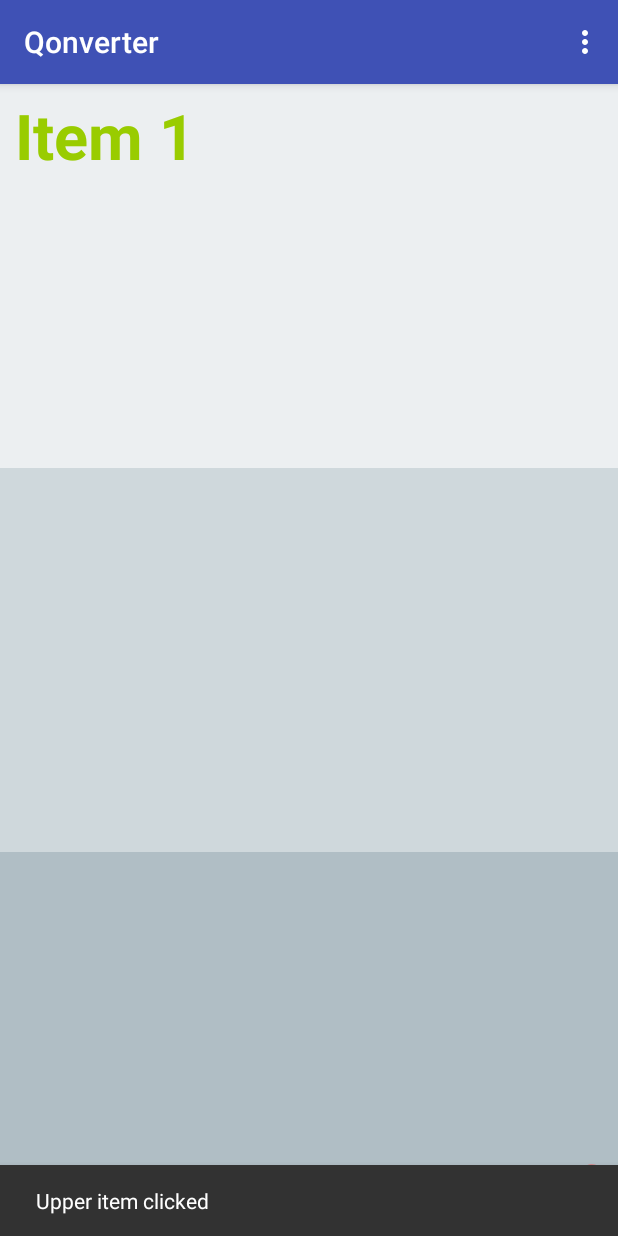
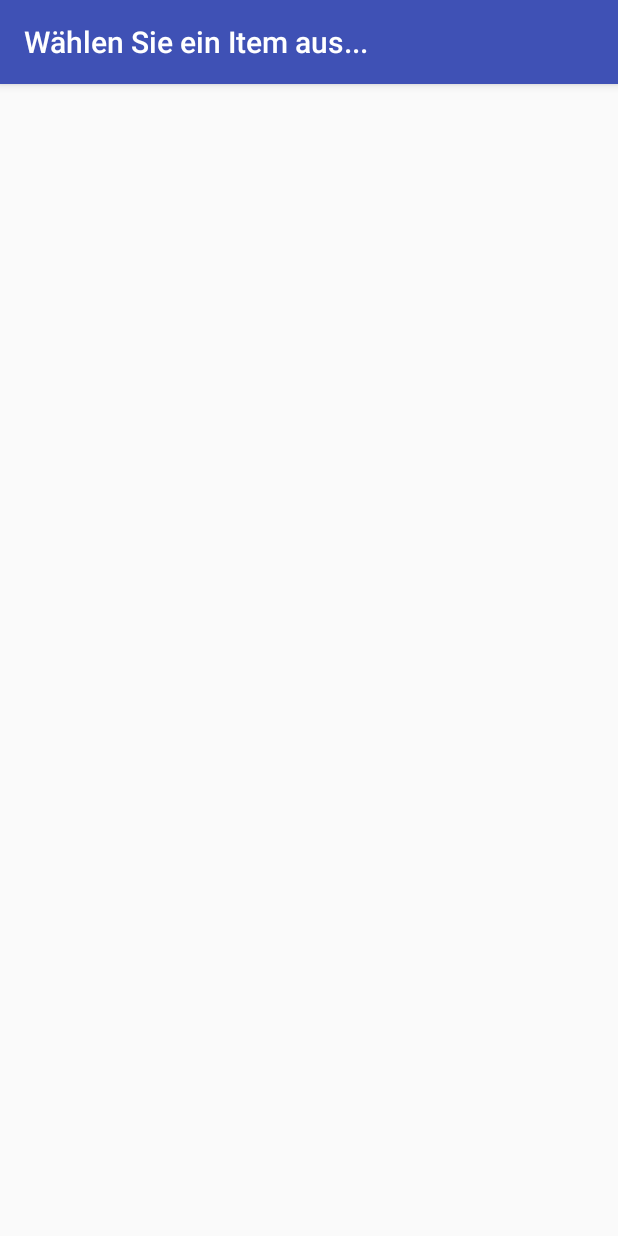
Before and after one commit to dominikkv/hQ-h17, an Android app: the screen it shows after launch (ActCompare before the commit, ItemSelectionActivity after it), after a tap on "Item 1", on a phone screen of 412 x 824 dp. Run offline under Robolectric (Android 15) with nearby library versions, the phone set to English and light mode, and no system bars; libraries missing offline, so code that uses them is left out: com.activeandroid, com.activeandroid.annotation.

Commit message:
Item Selection Activity

```diff
--- a/Qonverter/app/src/main/AndroidManifest.xml
+++ b/Qonverter/app/src/main/AndroidManifest.xml
@@ -6,18 +6,19 @@
     <uses-permission android:name="android.permission.BLUETOOTH_ADMIN" />
     <uses-permission android:name="android.permission.ACCESS_FINE_LOCATION" />
 
-    <uses-feature android:name="android.hardware.bluetooth_le" android:required="false" />
+    <uses-feature
+        android:name="android.hardware.bluetooth_le"
+        android:required="false" />
 
     <application
         android:name="com.activeandroid.app.Application"
         android:allowBackup="true"
+        android:fullBackupContent="@xml/my_backup_rules"
         android:icon="@mipmap/ic_launcher"
         android:label="@string/app_name"
         android:roundIcon="@mipmap/ic_launcher_round"
         android:supportsRtl="true"
-        android:theme="@style/AppTheme"
-        android:fullBackupContent="@xml/my_backup_rules">
-
+        android:theme="@style/AppTheme">
         <activity
             android:name=".ActCompare"
             android:label="@string/app_name"
@@ -28,7 +29,6 @@
                 <category android:name="android.intent.category.LAUNCHER" />
             </intent-filter>
         </activity>
-
         <activity
             android:name=".ActChoose"
             android:label="@string/title_activity_act_choose"
@@ -38,7 +38,6 @@
                 android:name="android.support.PARENT_ACTIVITY"
                 android:value="eu.highq.qonverter.ActCompare" />
         </activity>
-
         <activity
             android:name=".ActMeasure"
             android:label="@string/title_activity_act_measure"
@@ -52,11 +51,9 @@
         <meta-data
             android:name="AA_DB_NAME"
             android:value="EnergyDB" />
-
         <meta-data
             android:name="AA_DB_VERSION"
             android:value="1" />
-
         <meta-data
             android:name="AA_MODELS"
             android:value="eu.highq.qonverter.database.EnergyCarrier, eu.highq.qonverter.database.Category, eu.highq.qonverter.database.Unit, eu.highq.qonverter.database.Variant" />
@@ -66,6 +63,10 @@
             android:authorities="eu.highq.qonverter"
             android:exported="false" />
 
+        <activity
+            android:name=".ItemSelectionActivity"
+            android:label="@string/title_activity_item_selection"
+            android:theme="@style/AppTheme.NoActionBar"></activity>
     </application>
 
 </manifest>
--- a/Qonverter/app/src/main/java/eu/highq/qonverter/ActCompare.java
+++ b/Qonverter/app/src/main/java/eu/highq/qonverter/ActCompare.java
@@ -5,6 +5,7 @@ import android.support.design.widget.FloatingActionButton;
 import android.support.design.widget.Snackbar;
 import android.support.v7.app.AppCompatActivity;
 import android.support.v7.widget.Toolbar;
+import android.content.Intent;
 import android.view.Menu;
 import android.view.MenuItem;
 import android.view.View;
@@ -62,14 +63,18 @@ public class ActCompare extends AppCompatActivity {
     }
 
     View.OnClickListener itemUpperOnClick = new View.OnClickListener() {
-        public void onClick(View v) {
-            Snackbar.make(v, "Upper item clicked", Snackbar.LENGTH_SHORT).setAction("Action", null).show();
+        public void onClick(View view) {
+            Intent ItemSelectionIntent = new Intent(view.getContext(), ItemSelectionActivity.class);
+            ItemSelectionIntent.putExtra("item", "1");
+            view.getContext().startActivity(ItemSelectionIntent);
         }
     };
 
     View.OnClickListener itemLowerOnClick = new View.OnClickListener() {
-        public void onClick(View v) {
-            Snackbar.make(v, "Lower item clicked", Snackbar.LENGTH_SHORT).setAction("Action", null).show();
+        public void onClick(View view) {
+            Intent ItemSelectionIntent = new Intent(view.getContext(), ItemSelectionActivity.class);
+            ItemSelectionIntent.putExtra("item", "2");
+            view.getContext().startActivity(ItemSelectionIntent);
         }
     };
 
--- /dev/null
+++ b/Qonverter/app/src/main/java/eu/highq/qonverter/ItemSelectionActivity.java
@@ -0,0 +1,25 @@
+package eu.highq.qonverter;
+
+import android.os.Bundle;
+import android.support.v7.app.AppCompatActivity;
+import android.support.v7.widget.Toolbar;
+import android.content.Intent;
+import android.widget.Toast;
+
+public class ItemSelectionActivity extends AppCompatActivity {
+
+    @Override
+    protected void onCreate(Bundle savedInstanceState) {
+        super.onCreate(savedInstanceState);
+        setContentView(R.layout.activity_item_selection);
+        Toolbar toolbar = (Toolbar) findViewById(R.id.toolbar);
+        setSupportActionBar(toolbar);
+        getSupportActionBar().setTitle(R.string.item_selection_toolbar_title);
+
+        Intent intent = getIntent();
+        String value = intent.getStringExtra("item");
+
+        Toast.makeText(getApplicationContext(), value, Toast.LENGTH_SHORT).show();
+    }
+
+}
--- /dev/null
+++ b/Qonverter/app/src/main/res/layout/activity_item_selection.xml
@@ -0,0 +1,27 @@
+<?xml version="1.0" encoding="utf-8"?>
+<android.support.design.widget.CoordinatorLayout xmlns:android="http://schemas.android.com/apk/res/android"
+    xmlns:app="http://schemas.android.com/apk/res-auto"
+    xmlns:tools="http://schemas.android.com/tools"
+    android:layout_width="match_parent"
+    android:layout_height="match_parent"
+    tools:context="eu.highq.qonverter.ItemSelectionActivity">
+
+    <android.support.design.widget.AppBarLayout
+        android:layout_width="match_parent"
+        android:layout_height="wrap_content"
+        android:theme="@style/AppTheme.AppBarOverlay">
+
+        <android.support.v7.widget.Toolbar
+            android:id="@+id/toolbar"
+            android:layout_width="match_parent"
+            android:layout_height="?attr/actionBarSize"
+            android:background="?attr/colorPrimary"
+            app:popupTheme="@style/AppTheme.PopupOverlay" >
+
+        </android.support.v7.widget.Toolbar>
+
+    </android.support.design.widget.AppBarLayout>
+
+    <include layout="@layout/content_item_selection" />
+
+</android.support.design.widget.CoordinatorLayout>
--- /dev/null
+++ b/Qonverter/app/src/main/res/layout/content_item_selection.xml
@@ -0,0 +1,11 @@
+<?xml version="1.0" encoding="utf-8"?>
+<android.support.constraint.ConstraintLayout xmlns:android="http://schemas.android.com/apk/res/android"
+    xmlns:app="http://schemas.android.com/apk/res-auto"
+    xmlns:tools="http://schemas.android.com/tools"
+    android:layout_width="match_parent"
+    android:layout_height="match_parent"
+    app:layout_behavior="@string/appbar_scrolling_view_behavior"
+    tools:context="eu.highq.qonverter.ItemSelectionActivity"
+    tools:showIn="@layout/activity_item_selection">
+
+</android.support.constraint.ConstraintLayout>
--- a/Qonverter/app/src/main/res/values/strings.xml
+++ b/Qonverter/app/src/main/res/values/strings.xml
@@ -16,6 +16,12 @@
     <string name="main_placeholder_item_lower">Item 2</string>
 
     <!-- Main View End -->
+
+    <!-- Item Selection -->
+
+    <string name="item_selection_toolbar_title">Wählen Sie ein Item aus...</string>
+
+    <!-- Item Selection End -->
 
     <string name="large_text">
         "Material is the metaphor.\n\n"
@@ -106,4 +112,5 @@
         "For example, position the FAB to one side of stream of a cards so the FAB won’t interfere "
         "when a user tries to pick up one of cards.\n\n"
     </string>
+    <string name="title_activity_item_selection">ItemSelectionActivity</string>
 </resources>
```
